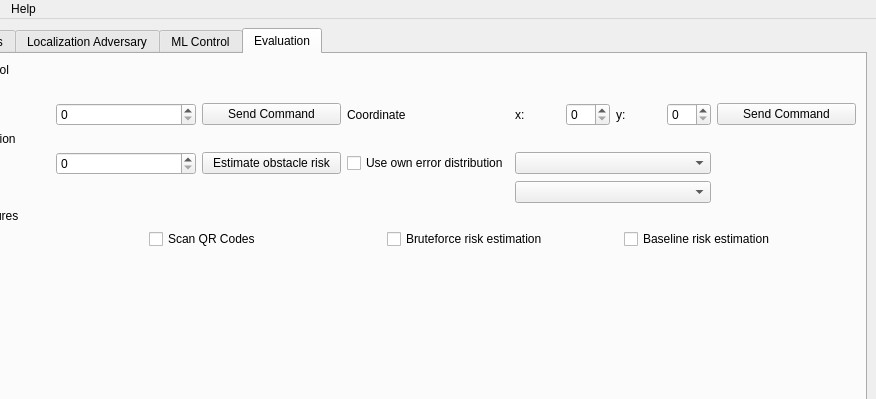
The window that src/gui/form.ui (NachtaktiverHalbaffe/Robotino-Situational-Risk-Assessment) describes before a commit, drawn with Qt 5; both pictures show x 109 to 985 and y 0 to 399 of the 985 by 515 pixel window.
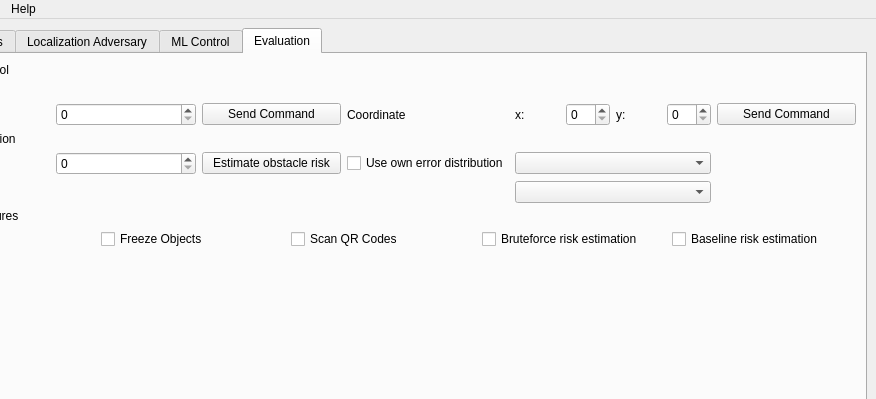
The same window after the commit. The open tabs and pages were chosen to show the change. Icons and pictures are not drawn.

```diff
--- a/src/gui/form.ui
+++ b/src/gui/form.ui
@@ -778,6 +778,13 @@
               </property>
              </widget>
             </item>
+            <item>
+             <widget class="QCheckBox" name="checkBox_freezeObjects">
+              <property name="text">
+               <string>Freeze Objects</string>
+              </property>
+             </widget>
+            </item>
             <item>
              <widget class="QCheckBox" name="checkBox_qrScanner">
               <property name="text">
```
